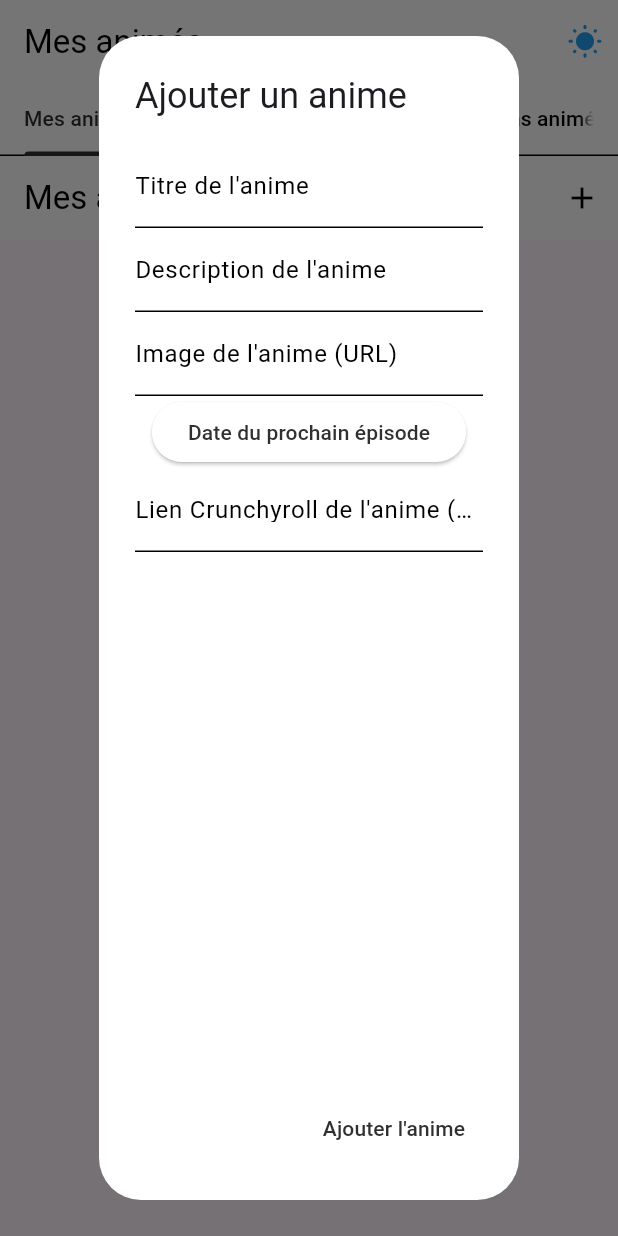
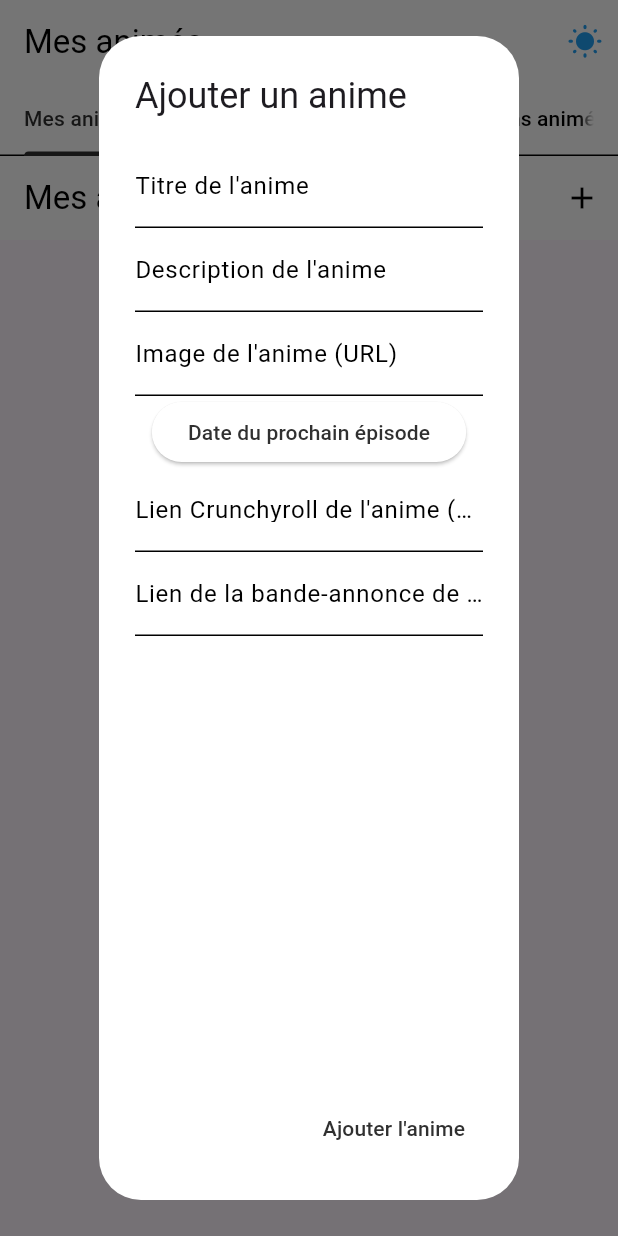
Before and after one commit to minunn/MyAnimeApp, a Flutter app: the screen it shows after launch, after a tap on the "add" icon, on a phone screen of 412 x 824 dp. Run offline on Flutter 3.47's test engine with Material 3 defaults, Android fonts, the phone set to English and light mode, and no system bars; our stand-ins replace rxdart, shared_preferences, timezone.

Commit message:
Refactor anime_list.dart: Update IconButton color and add TextField for trailer URL

```diff
--- a/lib/widgets/anime_list.dart
+++ b/lib/widgets/anime_list.dart
@@ -75,7 +75,11 @@ class _AnimeListState extends State<AnimeList> {
                   ),
                   trailing: IconButton(
                     icon: Icon(Icons.favorite,
-                            color: anime.isFavorite ? Colors.red : Theme.of(context).brightness == Brightness.dark ? Colors.white : Colors.black),
+                        color: anime.isFavorite
+                            ? Colors.red
+                            : Theme.of(context).brightness == Brightness.dark
+                                ? Colors.white
+                                : Colors.black),
                     onPressed: () {
                       print('Bouton favori cliqué !');
                       if (anime.isFavorite) {
@@ -193,11 +197,11 @@ class _AnimeListState extends State<AnimeList> {
                 decoration: InputDecoration(
                     labelText: 'Lien Crunchyroll de l\'anime (URL)'),
               ),
-              // TextField(
-              //   onChanged: (value) => trailerEmbedUrl = value,
-              //   decoration: InputDecoration(
-              //       labelText: 'Lien de la bande-annonce de l\'anime (URL)'),
-              // ),
+              TextField(
+                onChanged: (value) => trailerUrl = value,
+                decoration: InputDecoration(
+                    labelText: 'Lien de la bande-annonce de l\'anime (URL)'),
+              ),
             ],
           ),
           actions: [
```
